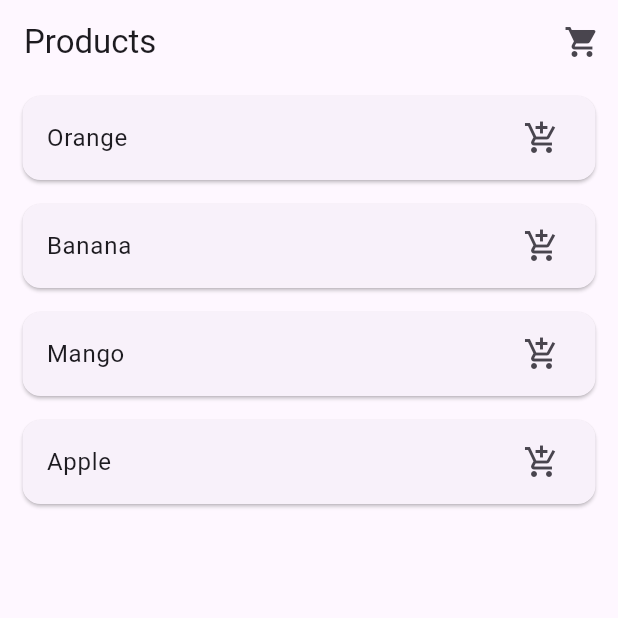
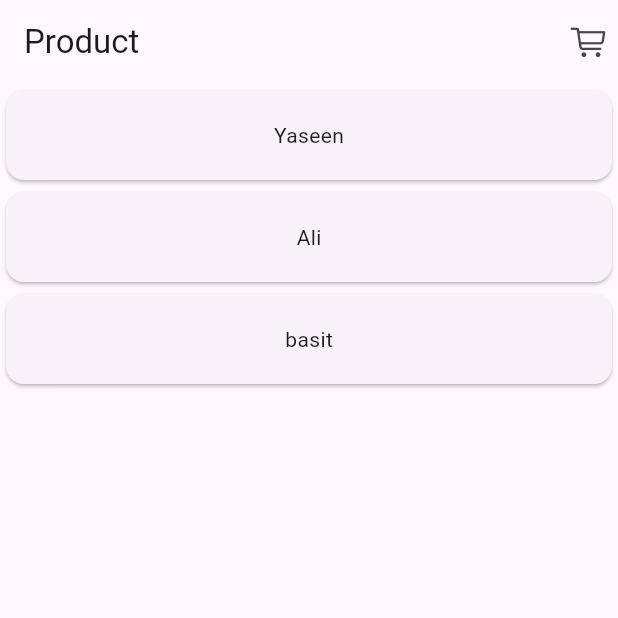
Before and after one commit to Malik399758/Test_api_project, a Flutter app: the screen it shows after launch, on a phone screen of 412 x 824 dp, the top half of it. Run offline on Flutter 3.47's test engine with Material 3 defaults, Android fonts, the phone set to English and light mode, and no system bars.

Commit message:
Simple cart data added.

```diff
--- a/lib/main.dart
+++ b/lib/main.dart
@@ -5,6 +5,7 @@ import 'package:test_apis_project/views/screens/get_list_screen.dart';
 import 'package:test_apis_project/views/screens/get_single_user_data_screen.dart';
 import 'package:test_apis_project/views/screens/get_user_post_screen.dart';
 import 'package:test_apis_project/views/screens/post_api/post_api_1_screen.dart';
+import 'package:test_apis_project/views/screens/simple_contain/cart_item/first_screen.dart';
 import 'package:test_apis_project/views/screens/simple_contain/s1_screen.dart';
 
 void main() {
@@ -24,7 +25,8 @@ class MyApp extends StatelessWidget {
         colorScheme: ColorScheme.fromSeed(seedColor: Colors.deepPurple),
         useMaterial3: true,
       ),
-      home: HomeScreen()
+      home: FirstScreen()
+      //HomeScreen()
       //PostApi1Screen()
       //GetListScreen()
       //GetSingleUserDataScreen()
--- /dev/null
+++ b/lib/views/screens/simple_contain/cart_item/first_screen.dart
@@ -0,0 +1,67 @@
+import 'package:flutter/cupertino.dart';
+import 'package:flutter/material.dart';
+import 'package:test_apis_project/views/screens/simple_contain/cart_item/cart_screen.dart';
+
+class FirstScreen extends StatefulWidget {
+  const FirstScreen({super.key});
+
+  @override
+  State<FirstScreen> createState() => _FirstScreenState();
+}
+
+class _FirstScreenState extends State<FirstScreen> {
+  List<String> names = ['Yaseen','Ali','basit'];
+  List<String> selectedItem = [];
+
+  void addToCart(String name){
+
+    if(!selectedItem.contains(name)){
+      setState(() {
+        selectedItem.add(name);
+      });
+    }else{
+      ScaffoldMessenger.of(context).showSnackBar(SnackBar(content: Text('Item is already added')));
+    }
+  }
+
+  @override
+  Widget build(BuildContext context) {
+    return Scaffold(
+      appBar: AppBar(
+        title: Text('Product'),
+        actions: [
+          Padding(
+            padding: const EdgeInsets.all(8.0),
+            child: GestureDetector(
+              onTap: (){
+                Navigator.push(context, MaterialPageRoute(builder: (context) =>
+                CartScreen(names: selectedItem)));
+              },
+                child: Icon(CupertinoIcons.cart)),
+          )
+        ],
+      ),
+      body: Column(
+        children: [
+          Expanded(
+            child: ListView.builder(
+              itemCount: names.length,
+                itemBuilder: (context,index){
+                  return GestureDetector(
+                    onTap: (){
+                      addToCart(names[index]);
+                      ScaffoldMessenger.of(context).showSnackBar(SnackBar(content: Text('Item added')));
+                    },
+                    child: Card(
+                        child: Padding(
+                          padding: const EdgeInsets.symmetric(vertical: 20),
+                          child: Center(child: Text(names[index])),
+                        )),
+                  );
+                }),
+          )
+        ],
+      ),
+    );
+  }
+}
```
Also changed, not shown: lib/views/screens/simple_contain/cart_item/cart_screen.dart (added, +29 -0 lines).
